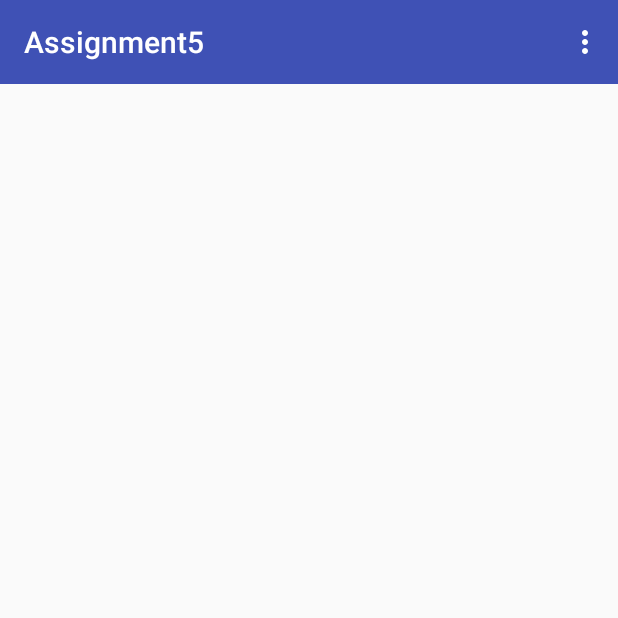
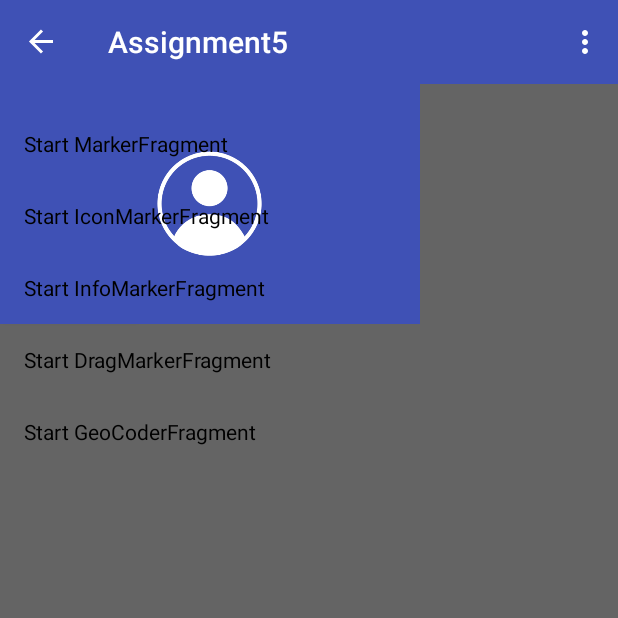
Before and after one commit to vanisletechguy/earthquakeAppAndroid, an Android app: the screen it shows after launch (MainActivity), in the options menu, after a tap on "Sort by Date", on a phone screen of 412 x 824 dp, the top half of it. Run offline under Robolectric (Android 15) with nearby library versions, the phone set to English and light mode, and no system bars; our stand-ins replace Volley.

Commit message:
nav drawer started

```diff
--- a/app/src/main/java/com/mikeaubie/finalproject/Activities/MainActivity.java
+++ b/app/src/main/java/com/mikeaubie/finalproject/Activities/MainActivity.java
@@ -3,8 +3,10 @@ package com.mikeaubie.finalproject.Activities;
 import android.content.Context;
 
 import android.support.v4.app.FragmentTransaction;
+import android.support.v4.widget.DrawerLayout;
 import android.support.v7.app.AppCompatActivity;
 import android.os.Bundle;
+import android.support.v7.widget.Toolbar;
 import android.view.View;
 import android.widget.Toast;
 
@@ -16,6 +18,7 @@ import com.android.volley.toolbox.JsonObjectRequest;
 import com.android.volley.toolbox.JsonRequest;
 import com.android.volley.toolbox.Volley;
 import com.google.android.gms.maps.MapFragment;
+import com.mikeaubie.finalproject.Fragments.NavigationDrawerFragment;
 import com.mikeaubie.finalproject.Fragments.QuakeListFragment;
 import com.mikeaubie.finalproject.Fragments.QuakeMapFragment;
 import com.mikeaubie.finalproject.Fragments.WelcomeFragment;
@@ -28,6 +31,8 @@ import org.json.JSONArray;
 import org.json.JSONObject;
 
 public class MainActivity extends AppCompatActivity {
+  public NavigationDrawerFragment drawerFragment = null;
+  private Toolbar toolbar;
 
   @Override
   protected void onCreate(Bundle savedInstanceState) {
@@ -39,7 +44,23 @@ public class MainActivity extends AppCompatActivity {
       FragmentTransaction ft = getSupportFragmentManager().beginTransaction();
       ft.add(R.id.flContainer, welcomeFragment);
       ft.commit();
+      setUpToolbar();
+      setUpNavDrawer();
     }
+  }
+
+  private void setUpToolbar() {
+    toolbar = (Toolbar) findViewById(R.id.toolbar);
+    toolbar.setTitle("Assignment5");
+    toolbar.inflateMenu(R.menu.menu_list);
+  }
+
+  void setUpNavDrawer() {
+    drawerFragment = (NavigationDrawerFragment) getSupportFragmentManager()
+            .findFragmentById(R.id.nav_drwr_fragment);
+    DrawerLayout drawerLayout =
+            (DrawerLayout) findViewById(R.id.drawer_layout);
+    drawerFragment.setUpDrawer(drawerLayout, toolbar);
   }
 
   public void fetchData(View v) {
--- /dev/null
+++ b/app/src/main/java/com/mikeaubie/finalproject/Adapters/NavigationDrawerAdapter.java
@@ -0,0 +1,114 @@
+package com.mikeaubie.finalproject.Adapters;
+
+import android.app.Activity;
+import android.content.Context;
+
+import android.support.v4.app.FragmentManager;
+
+import android.support.v4.app.FragmentTransaction;
+import android.support.v4.widget.DrawerLayout;
+import android.support.v7.widget.RecyclerView;
+import android.view.LayoutInflater;
+import android.view.View;
+import android.view.ViewGroup;
+import android.widget.ImageView;
+import android.widget.ListView;
+import android.widget.TextView;
+import android.widget.Toast;
+
+import com.mikeaubie.finalproject.R;
+import com.mikeaubie.finalproject.Activities.MainActivity;
+//import com.mikeaubie.finalproject.Fragments.DragMarkerFragment;
+//import com.mikeaubie.finalproject.Fragments.GeoCoderFragment;
+//import com.mikeaubie.finalproject.Fragments.IconMarkerFragment;
+//import com.mikeaubie.finalproject.Fragments.InfoMarkerFragment;
+//import com.mikeaubie.finalproject.Fragments.MarkerFragment;
+import com.mikeaubie.finalproject.Fragments.NavigationDrawerFragment;
+import com.mikeaubie.finalproject.Models.NavigationDrawerItem;
+
+import java.util.Collections;
+import java.util.List;
+
+/**
+ * Created by Michael Aubie on 3/17/2017.
+ */
+
+public class NavigationDrawerAdapter extends
+        RecyclerView.Adapter<NavigationDrawerAdapter.MyViewHolder> {
+  private List<NavigationDrawerItem> mDataList = Collections.emptyList();
+  private LayoutInflater inflater;
+  private Context context;
+
+  public NavigationDrawerAdapter(Context context,
+                                 List<NavigationDrawerItem> data) {
+    this.context = context;
+    inflater = LayoutInflater.from(context);
+    this.mDataList = data;
+  }
+
+  @Override
+  public MyViewHolder onCreateViewHolder(ViewGroup parent, int viewType) {
+    View view = inflater.inflate(R.layout.nav_drawer_list_item, parent, false);
+    MyViewHolder holder = new MyViewHolder(view);
+    return holder;
+  }
+
+  @Override
+  public void onBindViewHolder(final MyViewHolder holder, int position) {
+    NavigationDrawerItem current = mDataList.get(position);
+    //holder.imgIcon.setImageResource(current.getImageId());
+    holder.title.setText(current.getTitle());
+    holder.itemView.setOnClickListener(new View.OnClickListener() {
+      @Override
+      public void onClick(View v) {
+        Toast.makeText(context, holder.title.getText().toString(),
+                Toast.LENGTH_SHORT).show();
+        MainActivity mainActivity = (MainActivity) context;
+        FragmentManager fragmentManager =
+                mainActivity.getSupportFragmentManager();
+        FragmentTransaction ft = fragmentManager.beginTransaction();
+//        if (holder.title.getText().toString() ==
+//                "Start MarkerFragment") {
+//          MarkerFragment markerFragment = new MarkerFragment();
+//          ft.replace(R.id.flContainer, markerFragment);
+//        } else if (holder.title.getText().toString() ==
+//                "Start IconMarkerFragment") {
+//          IconMarkerFragment iconMarkerFragment = new IconMarkerFragment();
+//          ft.replace(R.id.flContainer, iconMarkerFragment);
+//        } else if (holder.title.getText().toString() ==
+//                "Start InfoMarkerFragment") {
+//          InfoMarkerFragment infoMarkerFragment = new InfoMarkerFragment();
+//          ft.replace(R.id.flContainer, infoMarkerFragment);
+//        } else if (holder.title.getText().toString() ==
+//                "Start DragMarkerFragment") {
+//          DragMarkerFragment dragMarkerFragment = new DragMarkerFragment();
+//          ft.replace(R.id.flContainer, dragMarkerFragment);
+//        } else if (holder.title.getText().toString() ==
+//                "Start GeoCoderFragment") {
+//          GeoCoderFragment geoCoderFragment = new GeoCoderFragment();
+//          ft.replace(R.id.flContainer, geoCoderFragment);
+//        }
+        ft.commit();
+        NavigationDrawerFragment drawerFragment =
+                ((MainActivity) context).drawerFragment;
+        drawerFragment.mDrawerLayout.closeDrawers();
+      }
+    });
+  }
+
+  @Override
+  public int getItemCount() {
+    return mDataList.size();
+  }
+
+  class MyViewHolder extends RecyclerView.ViewHolder {
+    TextView title;
+    ImageView imgIcon;
+
+    public MyViewHolder(View itemView) {
+      super(itemView);
+      title = (TextView) itemView.findViewById(R.id.title);
+      //imgIcon = (ImageView) itemView.findViewById(R.id.imgIcon);
+    }
+  }
+}
--- /dev/null
+++ b/app/src/main/java/com/mikeaubie/finalproject/Fragments/NavigationDrawerFragment.java
@@ -0,0 +1,79 @@
+package com.mikeaubie.finalproject.Fragments;
+
+import android.os.Bundle;
+import android.support.v4.app.Fragment;
+import android.support.v4.widget.DrawerLayout;
+import android.support.v7.app.ActionBarDrawerToggle;
+import android.support.v7.widget.LinearLayoutManager;
+import android.support.v7.widget.RecyclerView;
+import android.support.v7.widget.Toolbar;
+import android.view.LayoutInflater;
+import android.view.View;
+import android.view.ViewGroup;
+
+import com.mikeaubie.finalproject.R;
+import com.mikeaubie.finalproject.Adapters.NavigationDrawerAdapter;
+import com.mikeaubie.finalproject.Models.NavigationDrawerItem;
+
+/**
+ * Created by Michael Aubie on 3/18/2017.
+ */
+public class NavigationDrawerFragment extends Fragment {
+
+  private ActionBarDrawerToggle mDrawerToggle;
+  public DrawerLayout mDrawerLayout;
+
+  public NavigationDrawerFragment() {
+    // Required empty public constructor
+  }
+
+  @Override
+  public View onCreateView(LayoutInflater inflater, ViewGroup container,
+                           Bundle savedInstanceState) {
+    View v = inflater.inflate(R.layout.fragment_navigation_drawer,
+            container, false);
+    setUpRecyclerView(v);
+    return v;
+  }
+
+
+
+
+  private void setUpRecyclerView(View view) {
+    RecyclerView recyclerView =
+            (RecyclerView) view.findViewById(R.id.drawerList);
+    NavigationDrawerAdapter adapter =
+            new NavigationDrawerAdapter(getActivity(),
+                    NavigationDrawerItem.getData());
+    recyclerView.setAdapter(adapter);
+    recyclerView.setLayoutManager(new LinearLayoutManager(getActivity()));
+  }
+
+  public void setUpDrawer(DrawerLayout drawerLayout, Toolbar toolbar) {
+    mDrawerLayout = drawerLayout;
+
+    mDrawerToggle = new ActionBarDrawerToggle(getActivity(), drawerLayout,
+            toolbar, R.string.drawer_open, R.string.drawer_close) {
+      @Override
+      public void onDrawerOpened(View drawerView) {
+        super.onDrawerOpened(drawerView);
+      }
+      @Override
+      public void onDrawerClosed(View drawerView) {
+        super.onDrawerClosed(drawerView);
+      }
+      @Override
+      public void onDrawerSlide(View drawerView, float slideOffset) {
+        super.onDrawerSlide(drawerView, slideOffset);
+      }
+    };
+
+    mDrawerLayout.addDrawerListener(mDrawerToggle);
+    mDrawerLayout.post(new Runnable() {
+      @Override
+      public void run() {
+        mDrawerToggle.syncState();
+      }
+    });
+  }
+}
--- /dev/null
+++ b/app/src/main/java/com/mikeaubie/finalproject/Models/NavigationDrawerItem.java
@@ -0,0 +1,65 @@
+package com.mikeaubie.finalproject.Models;
+
+import com.mikeaubie.finalproject.R;
+
+import java.util.ArrayList;
+import java.util.List;
+
+/**
+ * Created by Michael Aubie on 3/18/2017.
+ */
+
+public class NavigationDrawerItem {
+
+  private String title;
+  //private int imageId;
+
+  public String getTitle() {
+    return title;
+  }
+
+  public void setTitle(String title) {
+    this.title = title;
+  }
+
+//  public int getImageId() {
+//    return imageId;
+//  }
+
+//  public void setImageId(int imageId) {
+//    this.imageId = imageId;
+//  }
+
+  public static List<NavigationDrawerItem> getData() {
+    List<NavigationDrawerItem> dataList = new ArrayList<>();
+
+    //int[] imageIds = getImages();
+    String[] titles = getTitles();
+
+    for (int i = 0; i < titles.length; i++) {
+      NavigationDrawerItem navItem = new NavigationDrawerItem();
+      navItem.setTitle(titles[i]);
+      //navItem.setImageId(imageIds[i]);
+      dataList.add(navItem);
+    }
+    return dataList;
+  }
+
+//  private static int[] getImages() {
+//
+//    return new int[]{
+//            R.drawable.ic_birds, R.drawable.ic_animal,
+//            R.drawable.ic_forest, R.drawable.ic_ocean,
+//            R.drawable.ic_planet, R.drawable.ic_landscape};
+//  }
+
+  private static String[] getTitles() {
+    return new String[]{
+            "Start MarkerFragment",
+            "Start IconMarkerFragment",
+            "Start InfoMarkerFragment",
+            "Start DragMarkerFragment",
+            "Start GeoCoderFragment",
+    };
+  }
+}
--- a/app/src/main/res/layout/activity_main.xml
+++ b/app/src/main/res/layout/activity_main.xml
@@ -7,10 +7,26 @@
     android:layout_height="match_parent"
     android:orientation="vertical"
     tools:context="com.mikeaubie.finalproject.Activities.MainActivity">
+    <include
+        android:id="@+id/toolbar"
+        layout="@layout/toolbar"/>
+    <android.support.v4.widget.DrawerLayout
+        android:id="@+id/drawer_layout"
+        android:layout_width="match_parent"
+        android:layout_height="match_parent">
+
     <FrameLayout
         android:id="@+id/flContainer"
         android:layout_width="match_parent"
         android:layout_height="match_parent"
         />
+        <fragment
+            android:id="@+id/nav_drwr_fragment"
+            android:name="com.mikeaubie.finalproject.Fragments.NavigationDrawerFragment"
+            android:layout_width="@dimen/nav_drawer_width"
+            android:layout_height="match_parent"
+            android:layout_gravity="start"
+            tools:layout="@layout/fragment_navigation_drawer"/>
+    </android.support.v4.widget.DrawerLayout>
 
 </LinearLayout>
--- /dev/null
+++ b/app/src/main/res/layout/fragment_navigation_drawer.xml
@@ -0,0 +1,30 @@
+<FrameLayout xmlns:android="http://schemas.android.com/apk/res/android"
+             xmlns:tools="http://schemas.android.com/tools"
+             android:layout_width="match_parent"
+             android:layout_height="match_parent"
+             tools:context="com.mikeaubie.finalproject.Fragments.NavigationDrawerFragment">
+
+    <RelativeLayout
+        android:id="@+id/nav_header_container"
+        android:layout_width="match_parent"
+        android:layout_height="160dp"
+        android:background="@color/colorPrimary">
+
+        <ImageView
+            android:layout_width="70dp"
+            android:layout_height="70dp"
+            android:layout_centerInParent="true"
+            android:scaleType="fitCenter"
+            android:src="@drawable/ic_profile"/>
+
+    </RelativeLayout>
+
+    <android.support.v7.widget.RecyclerView
+        android:id="@+id/drawerList"
+        android:layout_width="match_parent"
+        android:layout_height="wrap_content"
+        android:layout_marginTop="16dp"
+
+        />
+
+</FrameLayout>
--- /dev/null
+++ b/app/src/main/res/layout/nav_drawer_list_item.xml
@@ -0,0 +1,19 @@
+<?xml version="1.0" encoding="utf-8"?>
+<LinearLayout xmlns:android="http://schemas.android.com/apk/res/android"
+              android:layout_width="match_parent"
+              android:layout_height="48dp"
+              android:background="?attr/selectableItemBackground"
+              android:clickable="true"
+              android:gravity="center"
+              android:orientation="horizontal">
+
+    <TextView
+        android:id="@+id/title"
+        android:layout_width="match_parent"
+        android:layout_height="wrap_content"
+        android:layout_marginLeft="16dp"
+        android:layout_marginRight="16dp"
+        android:textColor="@android:color/black"
+        android:textSize="14sp"/>
+
+</LinearLayout>
--- /dev/null
+++ b/app/src/main/res/values/dimens.xml
@@ -0,0 +1,8 @@
+<?xml version="1.0" encoding="utf-8"?>
+<resources>
+    <!-- Default screen margins, per the Android Design guidelines. -->
+    <dimen name="activity_horizontal_margin">16dp</dimen>
+    <dimen name="activity_vertical_margin">16dp</dimen>
+
+    <dimen name="nav_drawer_width">280dp</dimen>
+</resources>
--- a/app/src/main/res/values/strings.xml
+++ b/app/src/main/res/values/strings.xml
@@ -4,4 +4,6 @@
     <!-- TODO: Remove or change this placeholder text -->
     <string name="hello_blank_fragment">Hello blank fragment</string>
     <string name="google_android_map_api_key">AIzaSyAhk9eiEauE3RMK7RfZDB9j_qhQK0giLwc</string>
+    <string name="drawer_open">Open</string>
+    <string name="drawer_close">Close</string>
 </resources>
```
Also changed, not shown: app/src/main/java/com/mikeaubie/finalproject/Fragments/QuakeListFragment.java (+13 -0 lines), app/src/main/res/drawable/ic_profile.png (added).
